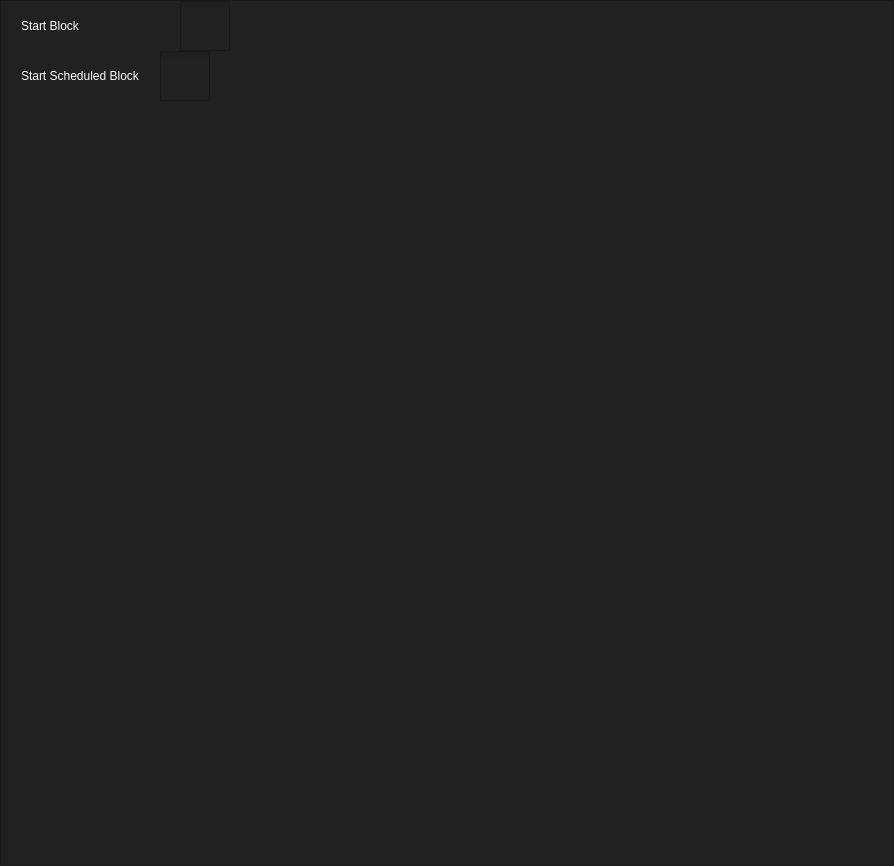
First picture: the form in ui/home.ui, repository HowePersonal/DistractionBlocker, before the edit.
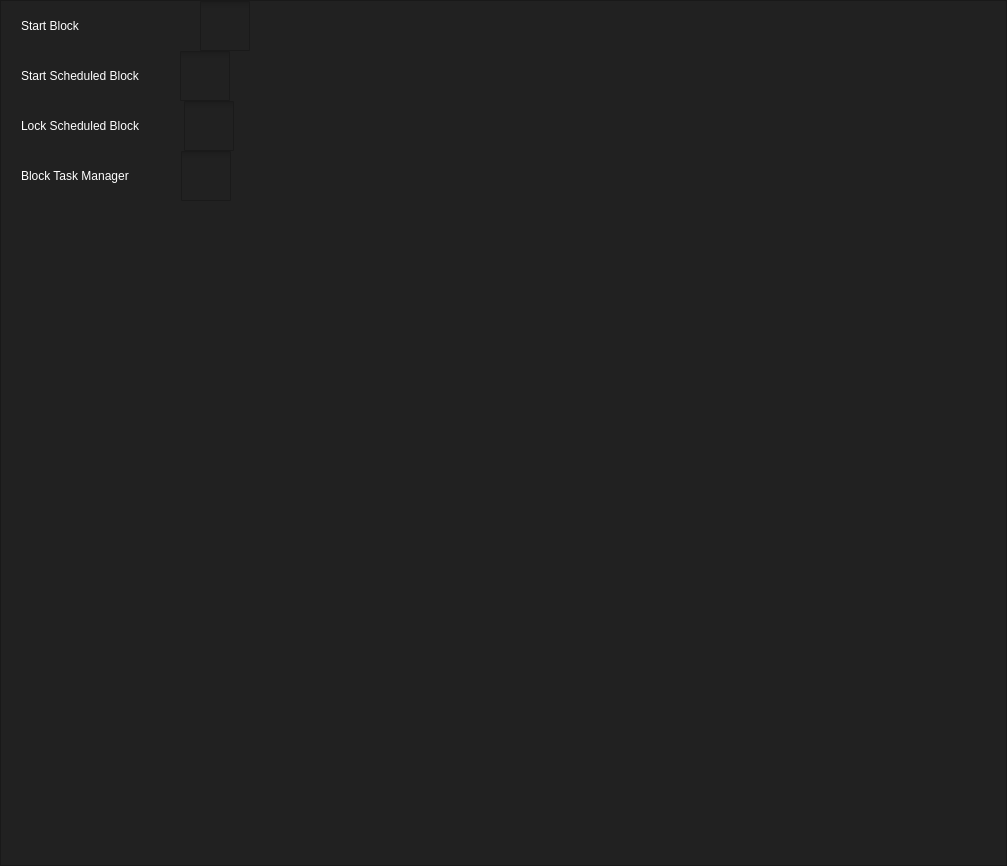
Second picture: the form after the edit.

```diff
--- a/ui/home.ui
+++ b/ui/home.ui
@@ -6,7 +6,7 @@
    <rect>
     <x>0</x>
     <y>0</y>
-    <width>894</width>
+    <width>1007</width>
     <height>866</height>
    </rect>
   </property>
@@ -128,7 +128,7 @@
             </property>
             <property name="sizeHint" stdset="0">
              <size>
-              <width>100</width>
+              <width>120</width>
               <height>20</height>
              </size>
             </property>
@@ -200,7 +200,7 @@
             </property>
             <property name="sizeHint" stdset="0">
              <size>
-              <width>20</width>
+              <width>40</width>
               <height>20</height>
              </size>
             </property>
@@ -227,6 +227,138 @@
           </item>
          </layout>
         </item>
+        <item>
+         <layout class="QHBoxLayout" name="horizontalLayout_4">
+          <item>
+           <spacer name="horizontalSpacer_7">
+            <property name="orientation">
+             <enum>Qt::Horizontal</enum>
+            </property>
+            <property name="sizeType">
+             <enum>QSizePolicy::Fixed</enum>
+            </property>
+            <property name="sizeHint" stdset="0">
+             <size>
+              <width>20</width>
+              <height>20</height>
+             </size>
+            </property>
+           </spacer>
+          </item>
+          <item>
+           <widget class="QLabel" name="label_4">
+            <property name="sizePolicy">
+             <sizepolicy hsizetype="Fixed" vsizetype="Fixed">
+              <horstretch>0</horstretch>
+              <verstretch>0</verstretch>
+             </sizepolicy>
+            </property>
+            <property name="styleSheet">
+             <string notr="true">color: white;
+font: 17px 10pt &quot;MS Shell Dlg 2&quot;;</string>
+            </property>
+            <property name="text">
+             <string>Lock Scheduled Block</string>
+            </property>
+           </widget>
+          </item>
+          <item>
+           <spacer name="horizontalSpacer_8">
+            <property name="orientation">
+             <enum>Qt::Horizontal</enum>
+            </property>
+            <property name="sizeType">
+             <enum>QSizePolicy::Fixed</enum>
+            </property>
+            <property name="sizeHint" stdset="0">
+             <size>
+              <width>43</width>
+              <height>20</height>
+             </size>
+            </property>
+           </spacer>
+          </item>
+          <item>
+           <widget class="QCheckBox" name="startLockScheduledBlock">
+            <property name="styleSheet">
+             <string notr="true">QCheckBox::indicator {
+	width: 50px;
+	height: 50px;
+}</string>
+            </property>
+            <property name="text">
+             <string/>
+            </property>
+           </widget>
+          </item>
+         </layout>
+        </item>
+        <item>
+         <layout class="QHBoxLayout" name="horizontalLayout_3">
+          <item>
+           <spacer name="horizontalSpacer_5">
+            <property name="orientation">
+             <enum>Qt::Horizontal</enum>
+            </property>
+            <property name="sizeType">
+             <enum>QSizePolicy::Fixed</enum>
+            </property>
+            <property name="sizeHint" stdset="0">
+             <size>
+              <width>20</width>
+              <height>20</height>
+             </size>
+            </property>
+           </spacer>
+          </item>
+          <item>
+           <widget class="QLabel" name="label_3">
+            <property name="sizePolicy">
+             <sizepolicy hsizetype="Fixed" vsizetype="Fixed">
+              <horstretch>0</horstretch>
+              <verstretch>0</verstretch>
+             </sizepolicy>
+            </property>
+            <property name="styleSheet">
+             <string notr="true">color: white;
+font: 17px 10pt &quot;MS Shell Dlg 2&quot;;</string>
+            </property>
+            <property name="text">
+             <string>Block Task Manager</string>
+            </property>
+           </widget>
+          </item>
+          <item>
+           <spacer name="horizontalSpacer_6">
+            <property name="orientation">
+             <enum>Qt::Horizontal</enum>
+            </property>
+            <property name="sizeType">
+             <enum>QSizePolicy::Fixed</enum>
+            </property>
+            <property name="sizeHint" stdset="0">
+             <size>
+              <width>52</width>
+              <height>20</height>
+             </size>
+            </property>
+           </spacer>
+          </item>
+          <item>
+           <widget class="QCheckBox" name="startBlockTaskManager">
+            <property name="styleSheet">
+             <string notr="true">QCheckBox::indicator {
+	width: 50px;
+	height: 50px;
+}</string>
+            </property>
+            <property name="text">
+             <string/>
+            </property>
+           </widget>
+          </item>
+         </layout>
+        </item>
         <item>
          <spacer name="verticalSpacer">
           <property name="orientation">
```
